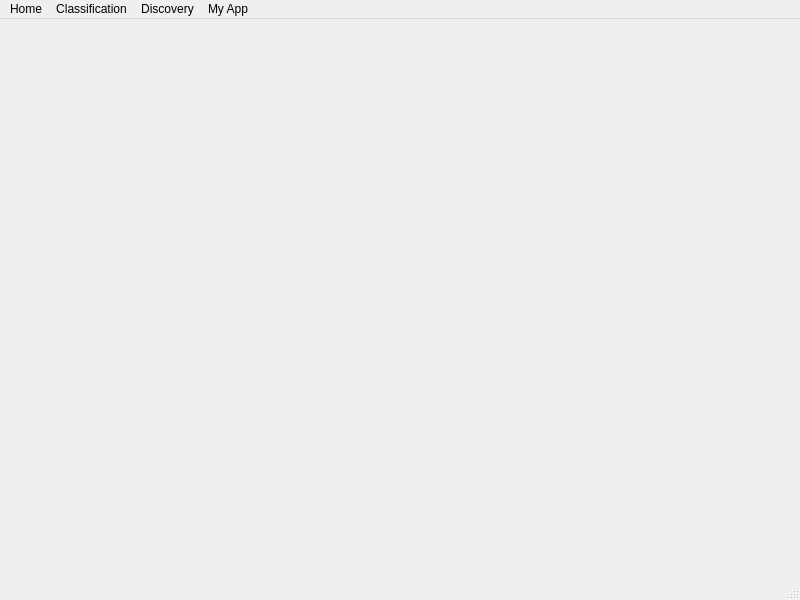
Qt form novaUI/mainwindow.ui (Alopex6414/NovaUI) before a commit.
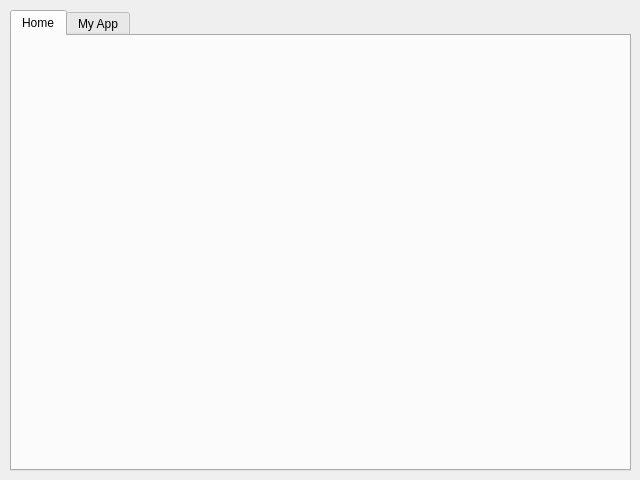
The same form after that commit.

Commit message: update mainwindow.ut

Diff of the .ui file:
```diff
--- a/novaUI/mainwindow.ui
+++ b/novaUI/mainwindow.ui
@@ -6,12 +6,27 @@
    <rect>
     <x>0</x>
     <y>0</y>
-    <width>800</width>
-    <height>600</height>
+    <width>640</width>
+    <height>480</height>
    </rect>
   </property>
+  <property name="maximumSize">
+   <size>
+    <width>640</width>
+    <height>480</height>
+   </size>
+  </property>
   <property name="windowTitle">
-   <string>MainWindow</string>
+   <string>NovaUI</string>
+  </property>
+  <property name="iconSize">
+   <size>
+    <width>22</width>
+    <height>24</height>
+   </size>
+  </property>
+  <property name="documentMode">
+   <bool>false</bool>
   </property>
   <property name="dockOptions">
    <set>QMainWindow::DockOption::AllowTabbedDocks|QMainWindow::DockOption::AnimatedDocks</set>
@@ -19,42 +34,31 @@
   <property name="unifiedTitleAndToolBarOnMac">
    <bool>false</bool>
   </property>
-  <widget class="QWidget" name="centralwidget"/>
-  <widget class="QMenuBar" name="menubar">
-   <property name="geometry">
-    <rect>
-     <x>0</x>
-     <y>0</y>
-     <width>800</width>
-     <height>21</height>
-    </rect>
-   </property>
-   <widget class="QMenu" name="menuNovaUI">
-    <property name="title">
-     <string>Home</string>
+  <widget class="QWidget" name="centralwidget">
+   <widget class="QTabWidget" name="tabWidget">
+    <property name="geometry">
+     <rect>
+      <x>10</x>
+      <y>10</y>
+      <width>621</width>
+      <height>461</height>
+     </rect>
     </property>
-   </widget>
-   <widget class="QMenu" name="menuClassify">
-    <property name="title">
-     <string>Classification</string>
+    <property name="currentIndex">
+     <number>0</number>
     </property>
+    <widget class="QWidget" name="tabHome">
+     <attribute name="title">
+      <string>Home</string>
+     </attribute>
+    </widget>
+    <widget class="QWidget" name="tabMyApp">
+     <attribute name="title">
+      <string>My App</string>
+     </attribute>
+    </widget>
    </widget>
-   <widget class="QMenu" name="menuDiscovery">
-    <property name="title">
-     <string>Discovery</string>
-    </property>
-   </widget>
-   <widget class="QMenu" name="menuMy_App">
-    <property name="title">
-     <string>My App</string>
-    </property>
-   </widget>
-   <addaction name="menuNovaUI"/>
-   <addaction name="menuClassify"/>
-   <addaction name="menuDiscovery"/>
-   <addaction name="menuMy_App"/>
   </widget>
-  <widget class="QStatusBar" name="statusbar"/>
  </widget>
  <resources/>
  <connections/>
```
The commit also changes 1 other file.
